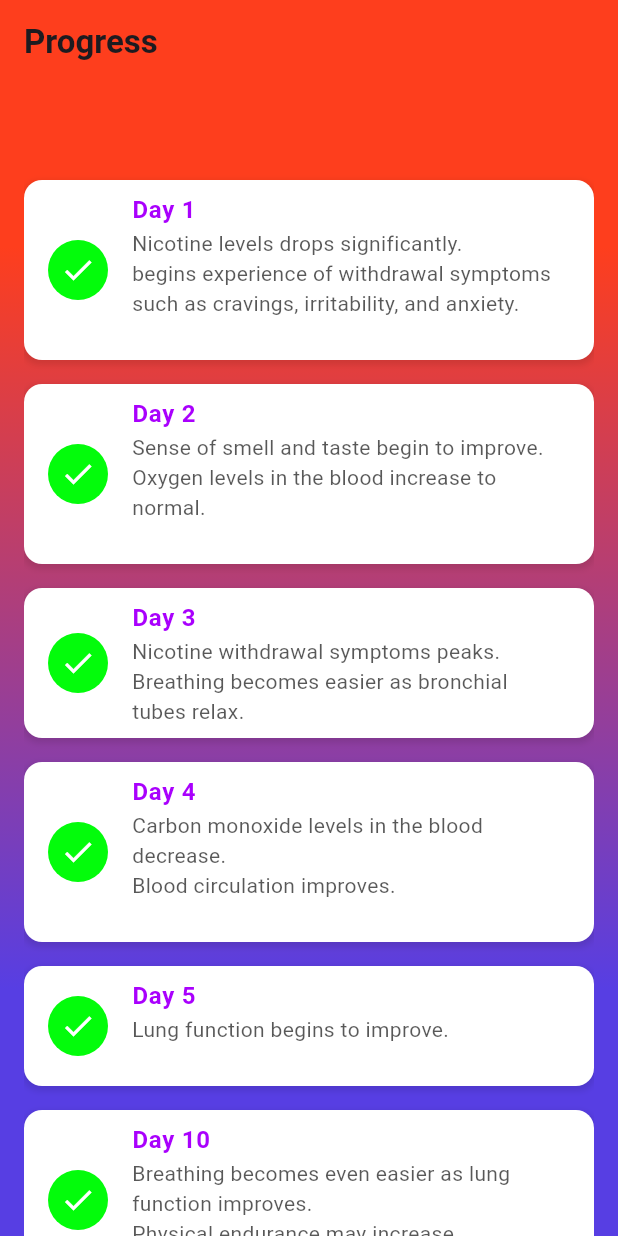
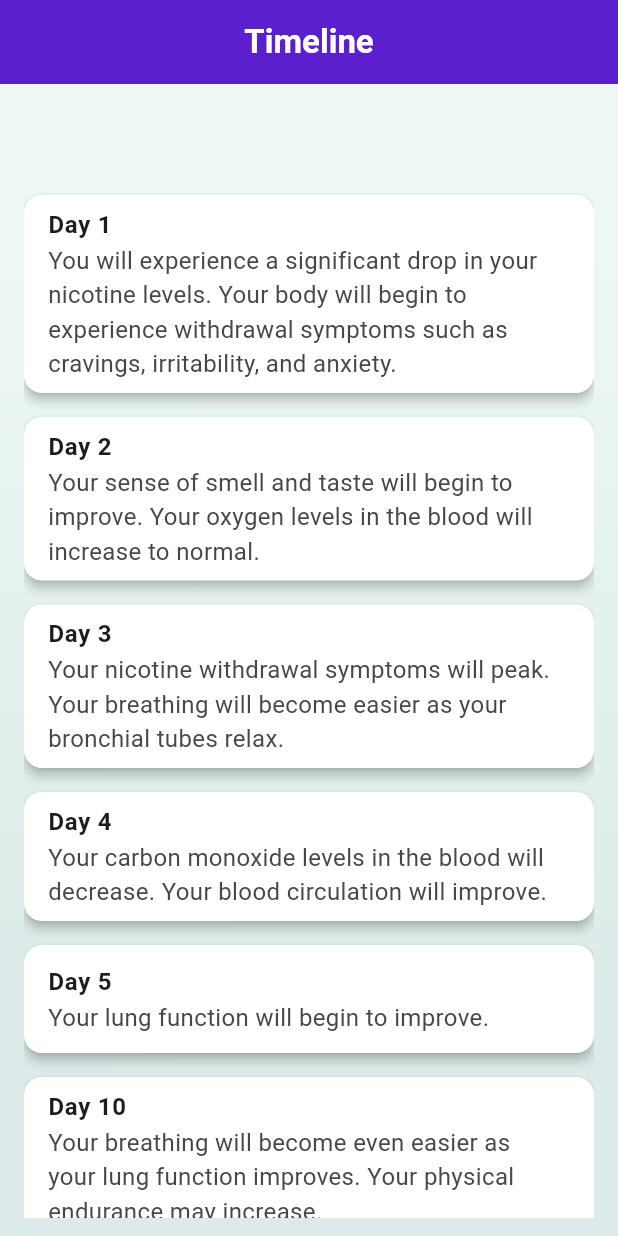
Before and after one commit to vijayguptagh/flutter_progress_bar, a Flutter app: the screen it shows after launch, on a phone screen of 412 x 824 dp. Run offline on Flutter 3.47's test engine with Material 3 defaults, Android fonts, the phone set to English and light mode, and no system bars.

Commit message:
changed timeline page

```diff
--- a/lib/main.dart
+++ b/lib/main.dart
@@ -20,6 +20,7 @@ class MyApp extends StatelessWidget {
         visualDensity: VisualDensity.adaptivePlatformDensity,
       ),
       home: TimelinePage(daysList: daysList),
+
     );
   }
 }
--- a/lib/timeline_day.dart
+++ b/lib/timeline_day.dart
@@ -10,52 +10,22 @@ class TimelineDay {
   });
 }
 
-
 List<TimelineDay> getDummyTimelineDays() {
   return [
-    TimelineDay(dayNumber: 'Day 1', completed: true, changes: '''Nicotine levels drops significantly.
-begins experience of withdrawal symptoms such as cravings, irritability, and anxiety.
-'''),
-    TimelineDay(dayNumber: 'Day 2', completed: true, changes: '''Sense of smell and taste begin to improve.
-Oxygen levels in the blood increase to normal.
-'''),
-    TimelineDay(dayNumber: 'Day 3', completed: true, changes: '''Nicotine withdrawal symptoms peaks.
-Breathing becomes easier as bronchial tubes relax.'''),
-    TimelineDay(dayNumber: 'Day 4', completed: true, changes: '''Carbon monoxide levels in the blood decrease.
-Blood circulation improves.
-'''),
-    TimelineDay(dayNumber: 'Day 5', completed: true, changes: '''
-Lung function begins to improve.
-'''),
-    TimelineDay(dayNumber: 'Day 10', completed: true, changes: '''Breathing becomes even easier as lung function improves.
-Physical endurance may increase.
-'''),
-    TimelineDay(dayNumber: 'Day 20', completed: true, changes: '''Blood pressure and heart rate begin to normalize.
-Lung function continues to improve.
-'''),
-    TimelineDay(dayNumber: 'Day 30', completed: true, changes: '''Overall energy levels increase.
-Coughing and shortness of breath decrease.
-'''),
-    TimelineDay(dayNumber: '2 months', completed: false, changes: '''Circulation improves further.
-Lung function continues to increase, reducing coughing and wheezing'''),
-    TimelineDay(dayNumber: '3 months', completed: false, changes: '''Physical activities become easier.
-Lung capacity increases, making breathing easier.'''),
-    TimelineDay(dayNumber: '6 months', completed: false, changes: '''Cilia in the lungs start to repair, improving their ability to clear mucus.
-Overall lung function improves.
-'''),
-    TimelineDay(dayNumber: '1 year', completed: false, changes: '''Risk of heart disease decreases by about 50%.
-Coughing, sinus congestion, and fatigue decrease.'''),
-    TimelineDay(dayNumber: '2 years', completed: false, changes: '''Risk of stroke decreases to that of a non-smoker.
-Circulation continues to improve, reducing the risk of blood clots.
-'''),
-    TimelineDay(dayNumber: '3 years', completed: false, changes: '''Risk of heart disease decreases to that of a non-smoker.
-Lung function continues to improve, reducing the risk of infections and respiratory issues.
-'''),
-    TimelineDay(dayNumber: '3 years', completed: false, changes: '''Risk of heart disease decreases to that of a non-smoker.
-Lung function continues to improve, reducing the risk of infections and respiratory issues.
-'''),
-    TimelineDay(dayNumber: '4 years', completed: false, changes: '''Risk of mouth, throat, esophagus, and bladder cancer decreases significantly.
-Overall risk of stroke decreases further.
-'''),
+    TimelineDay(dayNumber: 'Day 1', completed: true, changes: 'You will experience a significant drop in your nicotine levels. Your body will begin to experience withdrawal symptoms such as cravings, irritability, and anxiety.'),
+    TimelineDay(dayNumber: 'Day 2', completed: true, changes: 'Your sense of smell and taste will begin to improve. Your oxygen levels in the blood will increase to normal.'),
+    TimelineDay(dayNumber: 'Day 3', completed: true, changes: 'Your nicotine withdrawal symptoms will peak. Your breathing will become easier as your bronchial tubes relax.'),
+    TimelineDay(dayNumber: 'Day 4', completed: true, changes: 'Your carbon monoxide levels in the blood will decrease. Your blood circulation will improve.'),
+    TimelineDay(dayNumber: 'Day 5', completed: true, changes: 'Your lung function will begin to improve.'),
+    TimelineDay(dayNumber: 'Day 10', completed: true, changes: 'Your breathing will become even easier as your lung function improves. Your physical endurance may increase.'),
+    TimelineDay(dayNumber: 'Day 20', completed: true, changes: 'Your blood pressure and heart rate will begin to normalize. Your lung function will continue to improve.'),
+    TimelineDay(dayNumber: 'Day 30', completed: true, changes: 'Your overall energy levels will increase. Your coughing and shortness of breath will decrease.'),
+    TimelineDay(dayNumber: '2 months', completed: false, changes: 'Your circulation will improve further. Your lung function will continue to increase, reducing coughing and wheezing.'),
+    TimelineDay(dayNumber: '3 months', completed: false, changes: 'Your physical activities will become easier. Your lung capacity will increase, making breathing easier.'),
+    TimelineDay(dayNumber: '6 months', completed: false, changes: 'Your cilia in the lungs will start to repair, improving their ability to clear mucus. Your overall lung function will improve.'),
+    TimelineDay(dayNumber: '1 year', completed: false, changes: 'The risk of heart disease will decrease by about 50%. Your coughing, sinus congestion, and fatigue will decrease.'),
+    TimelineDay(dayNumber: '2 years', completed: false, changes: 'The risk of stroke will decrease to that of a non-smoker. Your circulation will continue to improve, reducing the risk of blood clots.'),
+    TimelineDay(dayNumber: '3 years', completed: false, changes: 'The risk of heart disease will decrease to that of a non-smoker. Your lung function will continue to improve, reducing the risk of infections and respiratory issues.'),
+    TimelineDay(dayNumber: '4 years', completed: false, changes: 'The risk of mouth, throat, esophagus, and bladder cancer will decrease significantly. Your overall risk of stroke will decrease further.'),
   ];
 }
--- a/lib/timeline_page.dart
+++ b/lib/timeline_page.dart
@@ -10,17 +10,24 @@ class TimelinePage extends StatelessWidget {
   Widget build(BuildContext context) {
     return Scaffold(
       appBar: AppBar(
-        title: Text('Progress', style: TextStyle(fontWeight: FontWeight.bold)),
-        backgroundColor: Color.fromARGB(0, 18, 6, 255),
-        elevation: 0, // Remove app bar shadow
+        backgroundColor: Color.fromARGB(255, 92, 31, 206), // Updated background color
+        elevation: 0, // Remove elevation
+        centerTitle: true, // Center the title
+        title: Text(
+          'Timeline',
+          style: TextStyle(
+            fontWeight: FontWeight.bold,
+            color: Colors.white, // White color for the "Timeline" text
+          ),
+        ),
       ),
-      extendBodyBehindAppBar: true, // Extend background behind app bar
+      extendBodyBehindAppBar: true,
       body: Container(
         decoration: BoxDecoration(
           gradient: LinearGradient(
             colors: [
-              Color.fromARGB(255, 254, 62, 29), // Deep purple
-              Color.fromARGB(255, 87, 62, 227), // Vibrant pink
+              Color.fromARGB(255, 237, 247, 246), // Light blue color for gradient start
+              Color.fromARGB(255, 220, 235, 233), // Lighter blue color for gradient end
             ],
             begin: Alignment.topCenter,
             end: Alignment.bottomCenter,
@@ -28,48 +35,40 @@ class TimelinePage extends StatelessWidget {
           ),
         ),
         child: Padding(
-          padding: const EdgeInsets.symmetric(horizontal: 16.0),
+          padding: const EdgeInsets.symmetric(horizontal: 16.0, vertical: 12.0),
           child: Column(
             crossAxisAlignment: CrossAxisAlignment.stretch,
             children: [
-              SizedBox(height: kToolbarHeight), // Match app bar height
+              Text(
+                'Your Timeline',
+                style: TextStyle(
+                  color: Colors.white,
+                  fontSize: 24.0,
+                  fontWeight: FontWeight.bold,
+                ),
+                textAlign: TextAlign.center,
+              ),
+              SizedBox(height: 20.0),
               Expanded(
                 child: ListView.builder(
                   itemCount: daysList.length,
                   itemBuilder: (context, index) {
                     final day = daysList[index];
-                    return Container(
+                    return Card(
+                      elevation: 3.0,
+                      color: Colors.white,
+                      shape: RoundedRectangleBorder(
+                        borderRadius: BorderRadius.circular(12.0),
+                      ),
                       margin: EdgeInsets.symmetric(vertical: 8.0),
-                      decoration: BoxDecoration(
-                        color: Colors.white, // Changed to white background for all cards
-                        borderRadius: BorderRadius.circular(12.0),
-                        boxShadow: [
-                          BoxShadow(
-                            color: Colors.black.withOpacity(0.1),
-                            spreadRadius: 1,
-                            blurRadius: 3,
-                            offset: Offset(0, 2),
-                          ),
-                        ],
-                      ),
                       child: ListTile(
-                        leading: CircleAvatar(
-                          backgroundColor: day.completed ? Color.fromARGB(255, 3, 252, 11) : Color.fromARGB(255, 78, 253, 213),
-                          child: Icon(
-                            day.completed ? Icons.check : Icons.circle,
-                            color: Colors.white,
-                          ),
-                        ),
                         title: Text(
-                          '${day.dayNumber}',
-                          style: TextStyle(
-                            fontWeight: FontWeight.bold,
-                            color: day.completed ? Color.fromARGB(255, 169, 0, 253) :  Color.fromARGB(255, 244, 129, 42),
-                          ),
+                          day.dayNumber,
+                          style: TextStyle(fontWeight: FontWeight.bold),
                         ),
                         subtitle: Text(
                           day.changes,
-                          style: TextStyle(color: Color.fromARGB(167, 0, 0, 0)),
+                          style: TextStyle(fontSize: 16.0),
                         ),
                       ),
                     );
```
